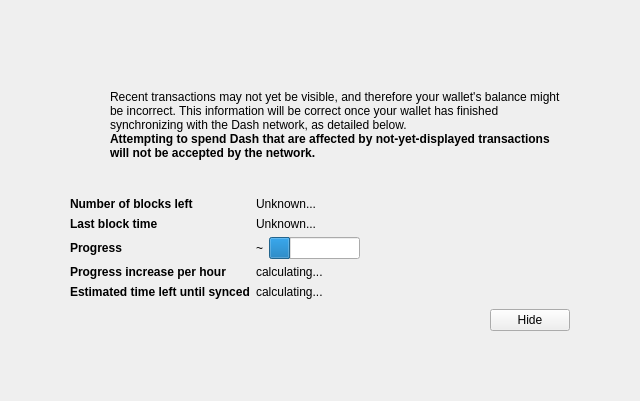
Qt form src/qt/forms/modaloverlay.ui (UbiState/ubicoin) before a commit.
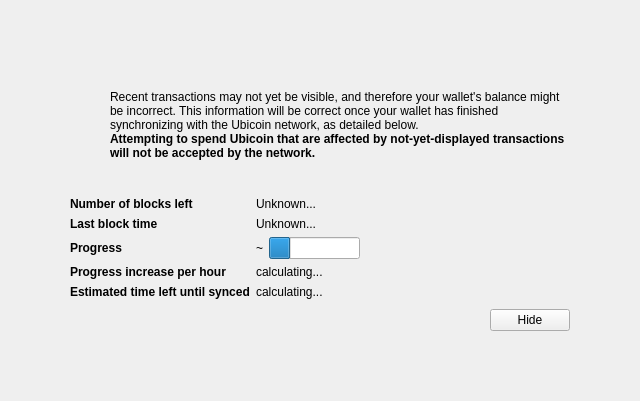
The same form after that commit. Icons and pictures are not drawn. Custom widgets are drawn as their Qt base class.

Patch:
```diff
--- a/src/qt/forms/modaloverlay.ui
+++ b/src/qt/forms/modaloverlay.ui
@@ -128,7 +128,7 @@
              <item>
               <widget class="QLabel" name="infoText">
                <property name="text">
-                <string>Recent transactions may not yet be visible, and therefore your wallet's balance might be incorrect. This information will be correct once your wallet has finished synchronizing with the Dash network, as detailed below.</string>
+                <string>Recent transactions may not yet be visible, and therefore your wallet's balance might be incorrect. This information will be correct once your wallet has finished synchronizing with the Ubicoin network, as detailed below.</string>
                </property>
                <property name="textFormat">
                 <enum>Qt::RichText</enum>
@@ -147,7 +147,7 @@
                 </font>
                </property>
                <property name="text">
-                <string>Attempting to spend Dash that are affected by not-yet-displayed transactions will not be accepted by the network.</string>
+                <string>Attempting to spend Ubicoin that are affected by not-yet-displayed transactions will not be accepted by the network.</string>
                </property>
                <property name="textFormat">
                 <enum>Qt::RichText</enum>
```
